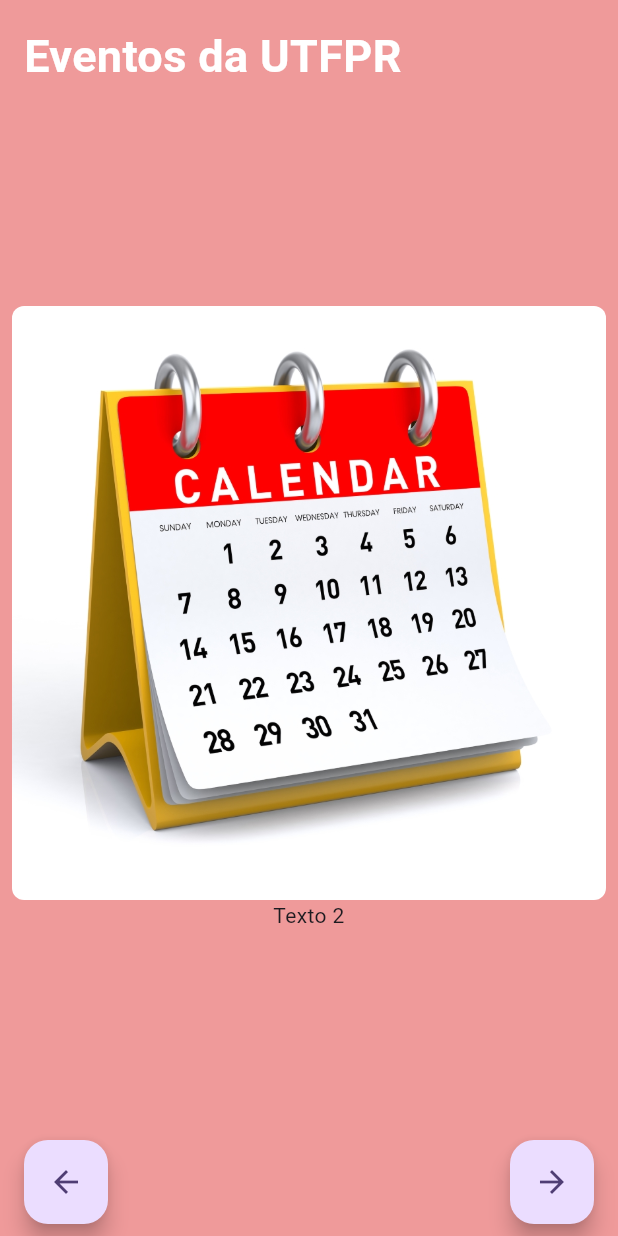
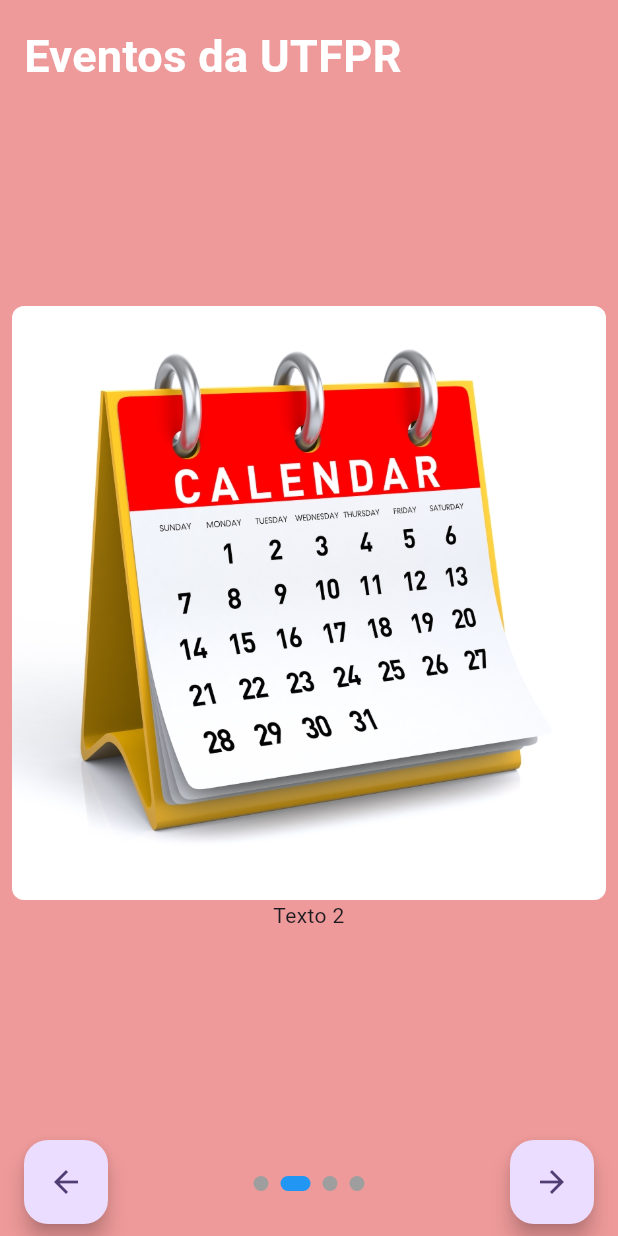
Before and after one commit to evertonfoz/dm_2024_02, a Flutter app: the screen it shows after launch, after a tap on the "arrow forward" icon, on a phone screen of 412 x 824 dp. Run offline on Flutter 3.47's test engine with Material 3 defaults, Android fonts, the phone set to English and light mode, and no system bars; our stand-ins replace shared_preferences.

Commit message:
Aula 24102024

```diff
--- a/aula_02_onboarding/analysis_options.yaml
+++ b/aula_02_onboarding/analysis_options.yaml
@@ -7,6 +7,9 @@
 
 # The following line activates a set of recommended lints for Flutter apps,
 # packages, and plugins designed to encourage good coding practices.
+analyzer:
+  errors:
+    library_private_types_in_public_api: ignore
 include: package:flutter_lints/flutter.yaml
 
 linter:
--- a/aula_02_onboarding/lib/features/on_boarding/presentation/onboarding_page.dart
+++ b/aula_02_onboarding/lib/features/on_boarding/presentation/onboarding_page.dart
@@ -1,5 +1,7 @@
 import 'package:flutter/material.dart';
+import 'package:shared_preferences/shared_preferences.dart';
 
+import '../../login/presentation/login_page.dart';
 import 'steps/step.dart';
 
 class OnBoardingPage extends StatefulWidget {
@@ -59,12 +61,34 @@
                 });
               },
             ),
+            Align(
+              alignment: Alignment.bottomCenter,
+              child: Padding(
+                padding: const EdgeInsets.only(bottom: 30),
+                child: Row(
+                  mainAxisAlignment: MainAxisAlignment.center,
+                  children: List.generate(_steps.length, (index) {
+                    return Container(
+                      margin: const EdgeInsets.symmetric(horizontal: 4),
+                      width: _currentPage == index ? 20 : 10,
+                      height: 10,
+                      decoration: BoxDecoration(
+                        color:
+                            _currentPage == index ? Colors.blue : Colors.grey,
+                        borderRadius: BorderRadius.circular(5),
+                      ),
+                    );
+                  }),
+                ),
+              ),
+            ),
             Visibility(
               visible: _currentPage != _steps.length - 1,
               child: Positioned(
                 bottom: 8,
                 right: 8,
                 child: FloatingActionButton(
+                  heroTag: 'next',
                   onPressed: () {
                     _pageController.nextPage(
                       duration: const Duration(milliseconds: 400),
@@ -81,6 +105,7 @@
                 bottom: 8,
                 left: 8,
                 child: FloatingActionButton(
+                  heroTag: 'previous',
                   onPressed: () {
                     _pageController.previousPage(
                       duration: const Duration(milliseconds: 400),
@@ -88,6 +113,29 @@
                     );
                   },
                   child: const Icon(Icons.arrow_back),
+                ),
+              ),
+            ),
+            Visibility(
+              visible: _currentPage == _steps.length - 1,
+              child: Positioned(
+                bottom: 8,
+                right: 8,
+                child: FloatingActionButton(
+                  heroTag: 'access',
+                  onPressed: () async {
+                    final SharedPreferencesAsync asyncPrefs =
+                        SharedPreferencesAsync();
+
+                    await asyncPrefs.setBool('show_on_boarding', false);
+
+                    Navigator.of(context).pushReplacement(
+                      MaterialPageRoute(
+                        builder: (context) => const LoginPage(),
+                      ),
+                    );
+                  },
+                  child: const Text('Acessar'),
                 ),
               ),
             ),
--- a/aula_02_onboarding/lib/main.dart
+++ b/aula_02_onboarding/lib/main.dart
@@ -1,13 +1,28 @@
 import 'package:flutter/material.dart';
+import 'package:shared_preferences/shared_preferences.dart';
 
+import 'features/login/presentation/login_page.dart';
 import 'features/on_boarding/presentation/onboarding_page.dart';
 
 void main() {
-  runApp(const OnBoarding());
+  WidgetsFlutterBinding.ensureInitialized();
+
+  final SharedPreferencesAsync asyncPrefs = SharedPreferencesAsync();
+
+  asyncPrefs.getBool('show_on_boarding').then((value) {
+    runApp(OnBoardingApp(
+      showOnBoardingPage: value ?? true,
+    ));
+  });
 }
 
-class OnBoarding extends StatelessWidget {
-  const OnBoarding({super.key});
+class OnBoardingApp extends StatelessWidget {
+  final bool showOnBoardingPage;
+
+  const OnBoardingApp({
+    super.key,
+    required this.showOnBoardingPage,
+  });
 
   @override
   Widget build(BuildContext context) {
@@ -17,7 +32,7 @@
         colorScheme: ColorScheme.fromSeed(seedColor: Colors.deepPurple),
         useMaterial3: true,
       ),
-      home: const OnBoardingPage(),
+      home: showOnBoardingPage ? const OnBoardingPage() : const LoginPage(),
     );
   }
 }
```
Also changed, not shown: aula_02_onboarding/lib/features/login/presentation/login_page.dart (added, +86 -0 lines), aula_02_onboarding/pubspec.yaml (+2 -34 lines), aula_02_onboarding/pubspec.lock, 8 other files.
